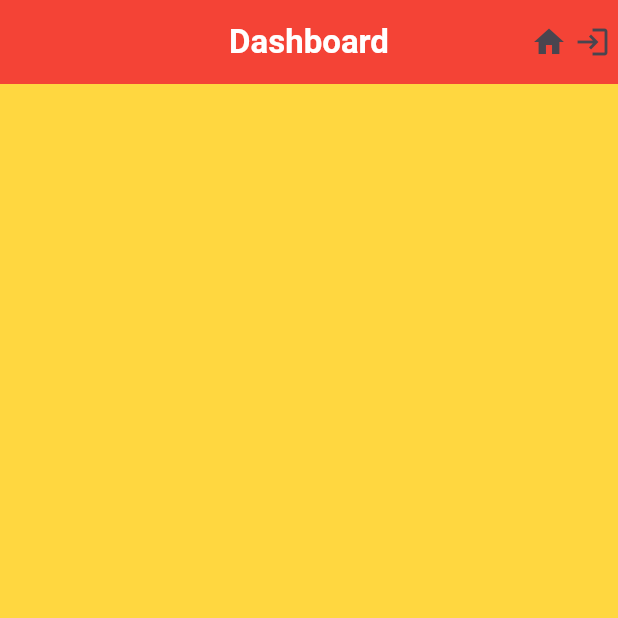
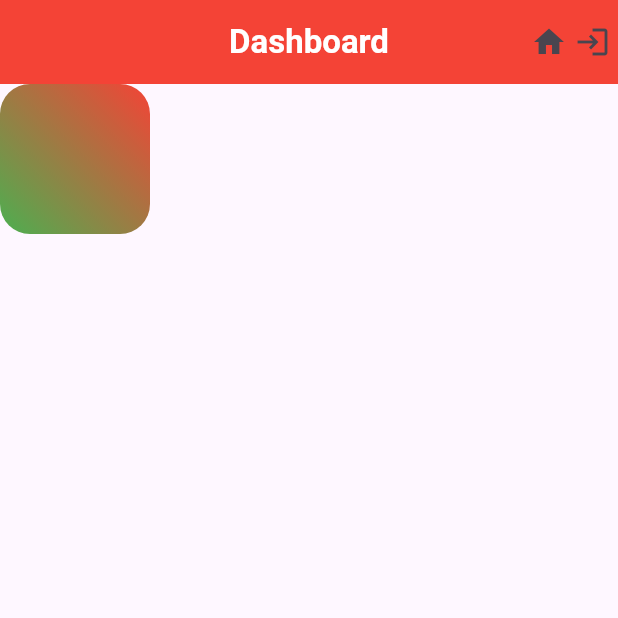
Before and after one commit to AbdillahFajar/belajar_flutter_2, a Flutter app: the screen it shows after launch, on a phone screen of 412 x 824 dp, the top half of it. Run offline on Flutter 3.47's test engine with Material 3 defaults, Android fonts, the phone set to English and light mode, and no system bars.

Commit message:
bikin kotak bergradasi

```diff
--- a/lib/main.dart
+++ b/lib/main.dart
@@ -41,9 +41,33 @@
               ],
             ),
             body: Container(
-              color: Colors.amberAccent
-              // child: Text("Halo"),
-
+              // color: Colors.amberAccent,
+              alignment: Alignment.center, //Atur posisi child punya container tapi gak ngatur isi dari child tersebut
+              width: 100,
+              height: 100,
+              // child:
+              //   Row(
+              //     mainAxisAlignment: MainAxisAlignment.center,
+              //     children: [
+              //       Icon(Icons.login),
+              //       SizedBox(width: 5),
+              //       Icon(Icons.logout),
+              //       SizedBox(width: 5),
+              //       Text("I have no idea, what am i doing.")
+              //     ],
+              //   ),
+              decoration: BoxDecoration(
+                color: Colors.blueAccent,
+                borderRadius: BorderRadius.circular(20),
+                gradient: LinearGradient(
+                                  begin: Alignment.topRight,
+                                  end: Alignment.bottomLeft,
+                                  colors: [
+                                    Colors.red,
+                                    Colors.green,
+                                  ],
+                                ),
+              ),
             )
           );
   }
```
